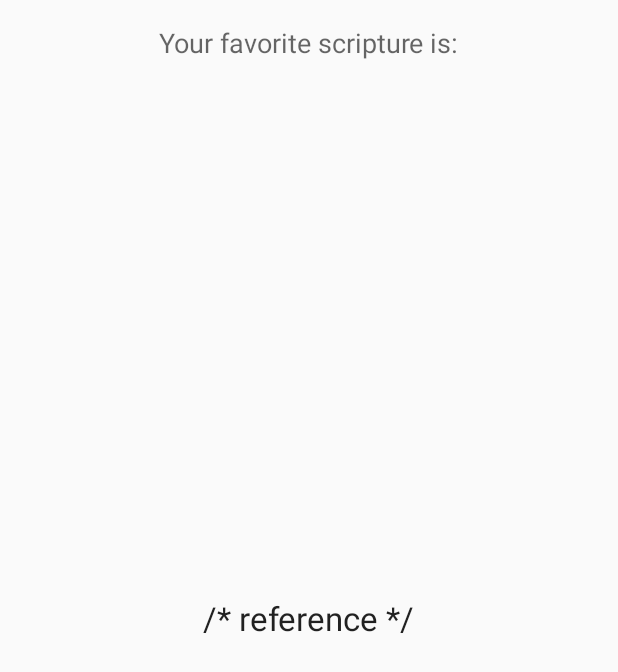
After one commit to 21MountainMan/FavoriteScripture, an Android app: the layout activity_share.xml on its own in the app's theme, with its tools: preview values and no code run, on a phone screen of 412 x 824 dp. The commit adds this screen. Shown: the top 672 px of the screen. Run offline under Robolectric (Android 15) with nearby library versions, the phone set to English and light mode, and no system bars.

Commit message:
finished ShareActivity.java

```diff
--- /dev/null
+++ b/app/src/main/res/layout/activity_share.xml
@@ -0,0 +1,26 @@
+<RelativeLayout xmlns:android="http://schemas.android.com/apk/res/android"
+    xmlns:tools="http://schemas.android.com/tools" android:layout_width="match_parent"
+    android:layout_height="match_parent" android:paddingLeft="@dimen/activity_horizontal_margin"
+    android:paddingRight="@dimen/activity_horizontal_margin"
+    android:paddingTop="@dimen/activity_vertical_margin"
+    android:paddingBottom="@dimen/activity_vertical_margin"
+    tools:context="com.example.johnathon.favoritescripture.ShareActivity">
+
+    <TextView
+        android:layout_width="wrap_content"
+        android:layout_height="wrap_content"
+        android:textAppearance="?android:attr/textAppearanceLarge"
+        android:text="/* reference */"
+        android:id="@+id/fullReferenceTextView"
+        android:layout_centerVertical="true"
+        android:layout_centerHorizontal="true" />
+
+    <TextView
+        android:layout_width="wrap_content"
+        android:layout_height="wrap_content"
+        android:textAppearance="?android:attr/textAppearanceMedium"
+        android:text="@string/fav"
+        android:id="@+id/textView"
+        android:layout_alignParentTop="true"
+        android:layout_centerHorizontal="true" />
+</RelativeLayout>
--- a/app/src/main/res/values/strings.xml
+++ b/app/src/main/res/values/strings.xml
@@ -1,6 +1,5 @@
 <resources>
     <string name="app_name">Favorite Scripture App</string>
-
     <string name="book">Ether</string>
     <string name="action_settings">Settings</string>
     <string name="chapter">4</string>
@@ -9,4 +8,6 @@
     <string name="chapter_label">Chapter:</string>
     <string name="verse_label">Verse(s):</string>
     <string name="share">Share</string>
+    <string name="title_activity_share">Favorite Scripture App</string>
+    <string name="fav">Your favorite scripture is:</string>
 </resources>
```
Also changed, not shown: app/src/main/AndroidManifest.xml (+8 -0 lines), app/src/main/java/com/example/johnathon/favoritescripture/MainActivity.java (+23 -0 lines), app/src/main/java/com/example/johnathon/favoritescripture/ShareActivity.java (added, +50 -0 lines), app/src/main/res/layout/activity_main.xml (+4 -4 lines), app/src/main/res/menu/menu_share.xml (added, +7 -0 lines).
